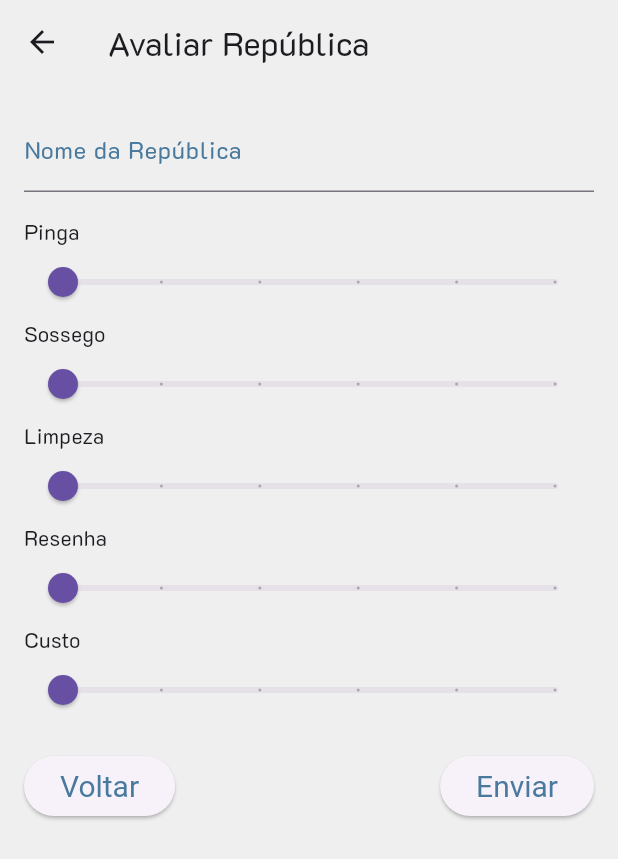
After one commit to pedroaugustosgs/Rate.io, a Flutter app: the AvaliaRepScreen screen opened by its route, on a phone screen of 412 x 824 dp. The commit adds this screen. Shown: the top 859 px of the screen. Run offline on Flutter 3.47's test engine with Material 3 defaults, Android fonts, the phone set to English and light mode, and no system bars; our stand-ins replace cloud_firestore, firebase_auth, firebase_core, flutter_masked_text2, google_fonts; missing offline and left inert: dart:ffi; accounts and stored records are empty.

Commit message:
Avaliação da Republica
Nao testei completamente e ainda to pesquisando como faz pra botar estrelas aviadadas

```diff
--- /dev/null
+++ b/rate_io/lib/AvaliaRepScream.dart
@@ -0,0 +1,108 @@
+import 'package:flutter/material.dart';
+
+class AvaliaRepScreen extends StatefulWidget {
+  @override
+  _AvaliaRepScreenState createState() => _AvaliaRepScreenState();
+}
+
+class _AvaliaRepScreenState extends State<AvaliaRepScreen> {
+  final _formKey = GlobalKey<FormState>();
+  String? _repName;
+  int _pinga = 0;
+  int _sossego = 0;
+  int _limpeza = 0;
+  int _resenha = 0;
+  int _custo = 0;
+
+  @override
+  Widget build(BuildContext context) {
+    return Scaffold(
+      appBar: AppBar(
+        title: Text('Avaliar República'),
+      ),
+      body: Padding(
+        padding: const EdgeInsets.all(16.0),
+        child: Form(
+          key: _formKey,
+          child: Column(
+            crossAxisAlignment: CrossAxisAlignment.start,
+            children: <Widget>[
+              TextFormField(
+                decoration: InputDecoration(labelText: 'Nome da República'),
+                onSaved: (value) {
+                  _repName = value;
+                },
+              ),
+              SizedBox(height: 16.0),
+              _buildSlider('Pinga', _pinga, (value) {
+                setState(() {
+                  _pinga = value;
+                });
+              }),
+              _buildSlider('Sossego', _sossego, (value) {
+                setState(() {
+                  _sossego = value;
+                });
+              }),
+              _buildSlider('Limpeza', _limpeza, (value) {
+                setState(() {
+                  _limpeza = value;
+                });
+              }),
+              _buildSlider('Resenha', _resenha, (value) {
+                setState(() {
+                  _resenha = value;
+                });
+              }),
+              _buildSlider('Custo', _custo, (value) {
+                setState(() {
+                  _custo = value;
+                });
+              }),
+              SizedBox(height: 16.0),
+              Row(
+                mainAxisAlignment: MainAxisAlignment.spaceBetween,
+                children: <Widget>[
+                  ElevatedButton(
+                    onPressed: () {
+                      Navigator.pop(context);
+                    },
+                    child: Text('Voltar'),
+                  ),
+                  ElevatedButton(
+                    onPressed: () {
+                      if (_formKey.currentState!.validate()) {
+                        _formKey.currentState!.save();
+                        // Enviar os dados para o backend ou processar de alguma forma
+                      }
+                    },
+                    child: Text('Enviar'),
+                  ),
+                ],
+              ),
+            ],
+          ),
+        ),
+      ),
+    );
+  }
+
+  Widget _buildSlider(String label, int value, ValueChanged<int> onChanged) {
+    return Column(
+      crossAxisAlignment: CrossAxisAlignment.start,
+      children: <Widget>[
+        Text(label),
+        Slider(
+          value: value.toDouble(),
+          min: 0,
+          max: 5,
+          divisions: 5,
+          label: value.toString(),
+          onChanged: (double newValue) {
+            onChanged(newValue.toInt());
+          },
+        ),
+      ],
+    );
+  }
+}
--- a/rate_io/lib/routes.dart
+++ b/rate_io/lib/routes.dart
@@ -3,12 +3,14 @@ import 'loginScream.dart'; // Importar suas páginas
 import 'registerScream.dart';
 import 'repRegisterScream.dart';
 import 'homeScream.dart';
+import 'avaliaRepScream.dart'; // Import the AvaliaRepScreen
 
 class Routes {
   static const String login = '/';
   static const String registerScream = '/registerScream';
   static const String homeScream = '/homeScream';
   static const String repRegisterScream = '/repRegisterScream';
+  static const String avaliaRepScream = '/avaliaRepScream'; // Add a constant for AvaliaRepScreen
 
   static Route<dynamic> generateRoute(RouteSettings settings) {
     switch (settings.name) {
@@ -20,6 +22,8 @@ class Routes {
         return MaterialPageRoute(builder: (_) => HomePage());
       case repRegisterScream:
         return MaterialPageRoute(builder: (_) => RepRegisterPage());
+      case avaliaRepScream:
+        return MaterialPageRoute(builder: (_) => AvaliaRepScreen()); // Add the route for AvaliaRepScreen
       default:
         return MaterialPageRoute(builder: (_) => LoginPage()); // Tela padrão
     }
```
Also changed, not shown: rate_io/lib/homeScream.dart (+2 -6 lines).
